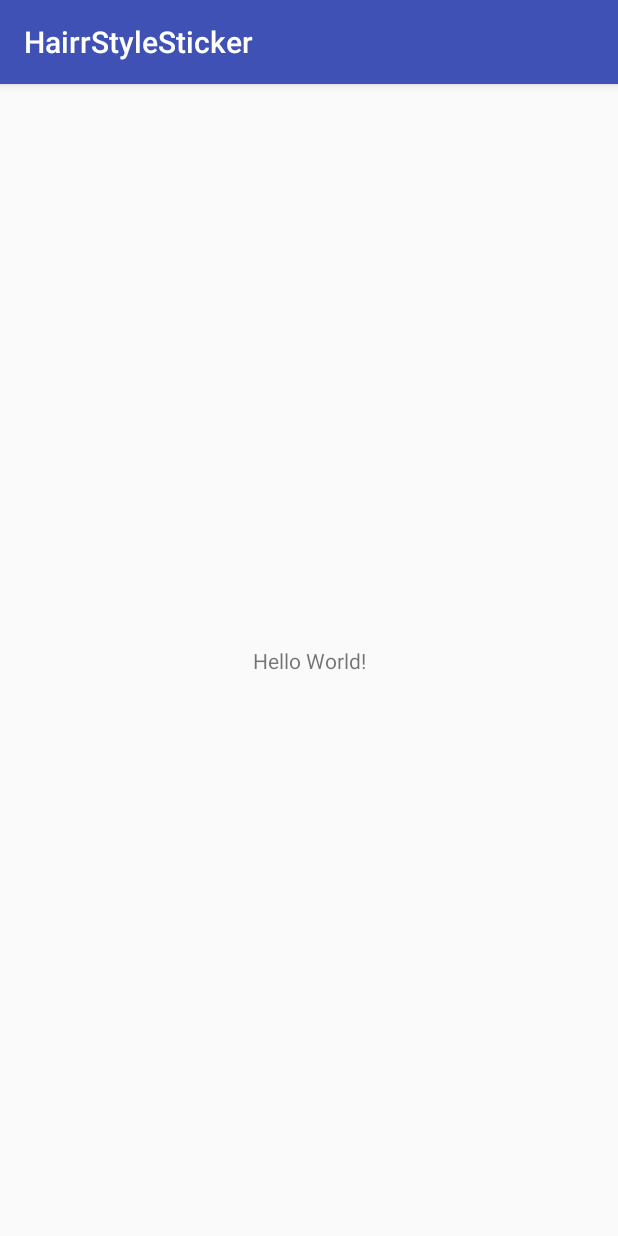
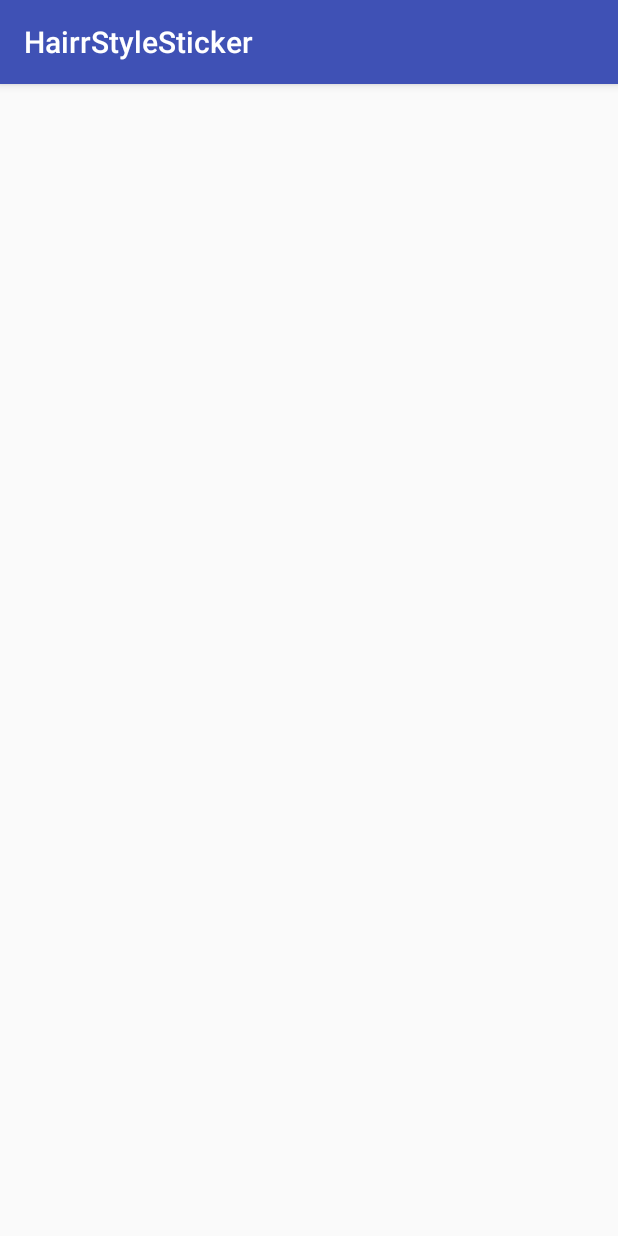
Before and after one commit to hiencoder/HairStyleSticker, an Android app: the screen it shows after launch (MainActivity), on a phone screen of 412 x 824 dp. Run offline under Robolectric (Android 15) with nearby library versions, the phone set to English and light mode, and no system bars.

```diff
--- a/app/src/main/res/layout/activity_main.xml
+++ b/app/src/main/res/layout/activity_main.xml
@@ -6,13 +6,5 @@
     android:layout_height="match_parent"
     tools:context="vn.edu.imic.hairrstylesticker.view.MainActivity">
 
-    <TextView
-        android:layout_width="wrap_content"
-        android:layout_height="wrap_content"
-        android:text="Hello World!"
-        app:layout_constraintBottom_toBottomOf="parent"
-        app:layout_constraintLeft_toLeftOf="parent"
-        app:layout_constraintRight_toRightOf="parent"
-        app:layout_constraintTop_toTopOf="parent" />
 
 </android.support.constraint.ConstraintLayout>
```
Also changed, not shown: app/src/main/java/vn/edu/imic/hairrstylesticker/utils/PermissionUtils.java (+25 -0 lines).
